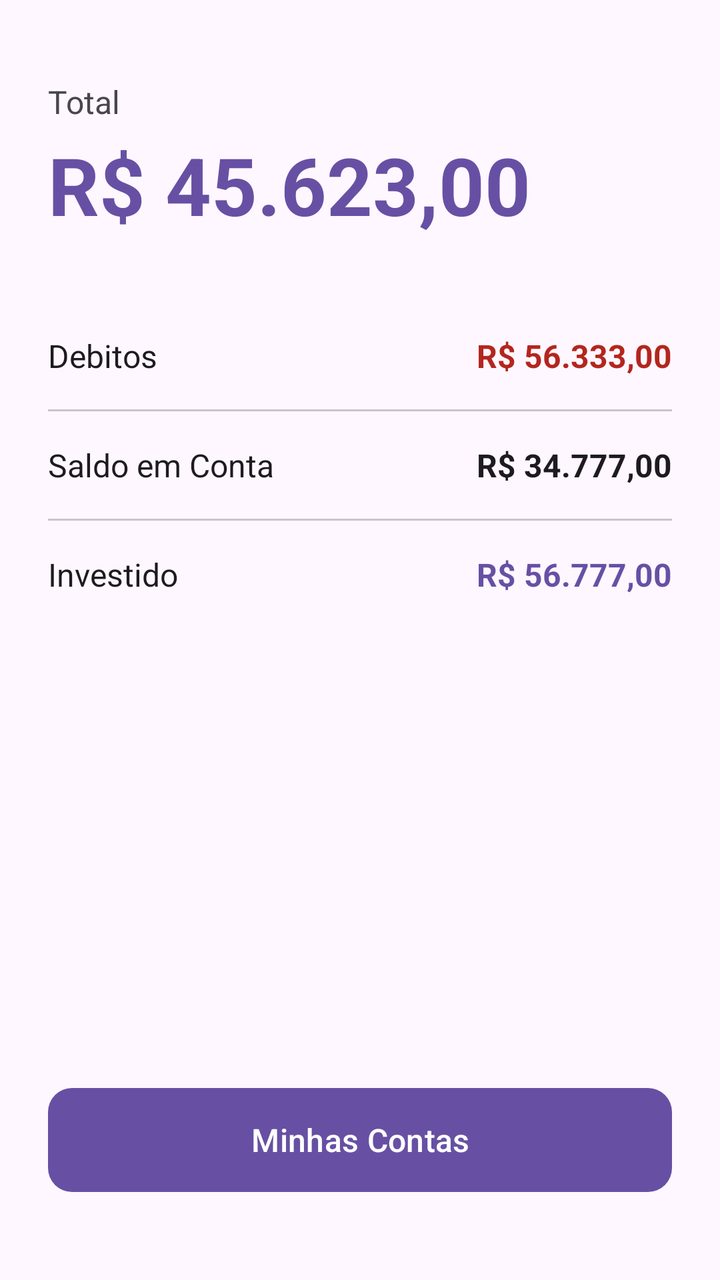
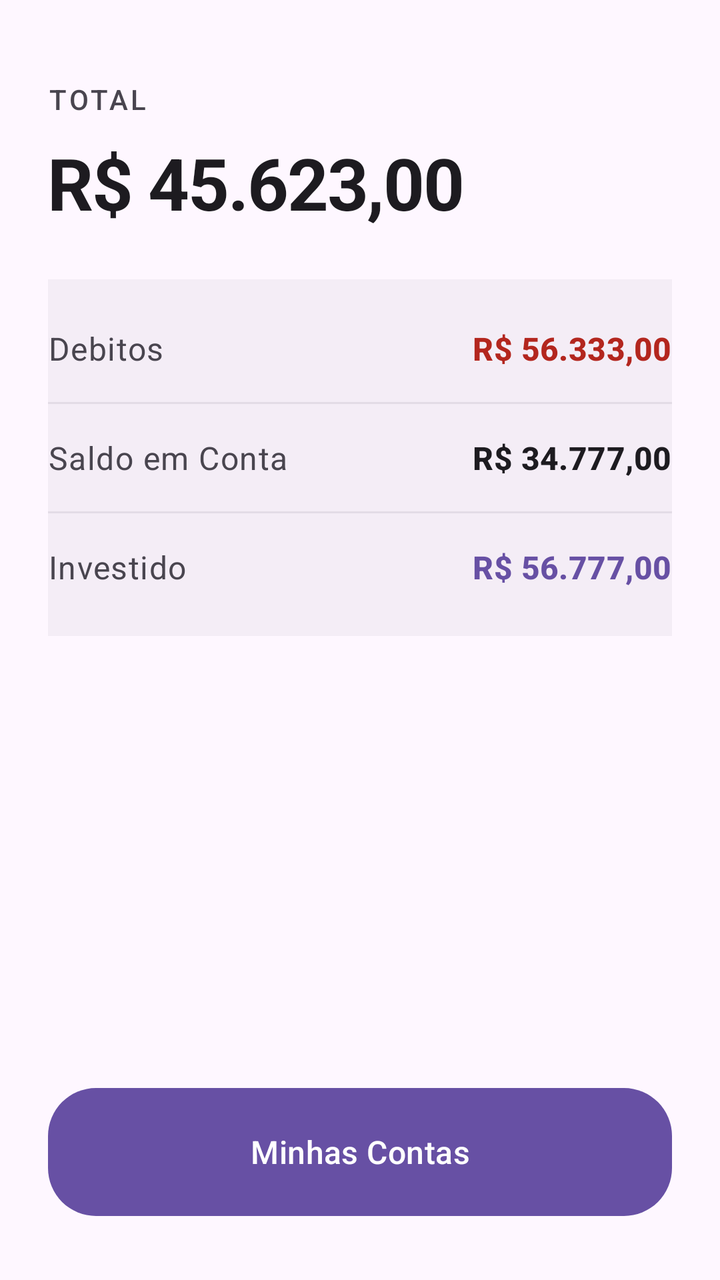

The first picture is an Android layout as it rendered before a commit; the second is the same layout after the commit. The layout source and the unified diff follow.
<!-- AndroidManifest.xml: application theme Theme.MeuControleFinaceiro -->
<!-- res/layout/fragment_home.xml -->
<?xml version="1.0" encoding="utf-8"?>
<androidx.constraintlayout.widget.ConstraintLayout xmlns:android="http://schemas.android.com/apk/res/android"
    xmlns:app="http://schemas.android.com/apk/res-auto"
    xmlns:tools="http://schemas.android.com/tools"
    android:layout_width="match_parent"
    android:layout_height="match_parent"
    android:background="?attr/colorSurface"
    android:padding="24dp"
    tools:context=".ui.home.HomeFragment">

    <TextView
        android:id="@+id/textView6"
        android:layout_width="wrap_content"
        android:layout_height="wrap_content"
        android:layout_marginTop="16dp"
        android:text="@string/saldoTotal"
        android:textColor="?attr/colorOnSurfaceVariant"
        android:textSize="16sp"
        app:layout_constraintStart_toStartOf="parent"
        app:layout_constraintTop_toTopOf="parent" />

    <TextView
        android:id="@+id/textTotal"
        android:layout_width="wrap_content"
        android:layout_height="wrap_content"
        android:layout_marginTop="4dp"
        android:text="R$ 45.623,00"
        android:textColor="?attr/colorPrimary"
        android:textSize="40sp"
        android:textStyle="bold"
        app:layout_constraintStart_toStartOf="parent"
        app:layout_constraintTop_toBottomOf="@+id/textView6" />

    <TextView
        android:id="@+id/textView9"
        android:layout_width="wrap_content"
        android:layout_height="wrap_content"
        android:layout_marginTop="48dp"
        android:text="@string/debitos"
        android:textColor="?attr/colorOnSurface"
        android:textSize="16sp"
        app:layout_constraintStart_toStartOf="parent"
        app:layout_constraintTop_toBottomOf="@+id/textTotal" />

    <TextView
        android:id="@+id/textDebitosTotal"
        android:layout_width="wrap_content"
        android:layout_height="wrap_content"
        android:text="R$ 56.333,00"
        android:textColor="?attr/colorError"
        android:textSize="16sp"
        android:textStyle="bold"
        app:layout_constraintBottom_toBottomOf="@+id/textView9"
        app:layout_constraintEnd_toEndOf="parent"
        app:layout_constraintTop_toTopOf="@+id/textView9" />

    <View
        android:id="@+id/divider1"
        android:layout_width="match_parent"
        android:layout_height="1dp"
        android:layout_marginTop="16dp"
        android:background="?attr/colorOutlineVariant"
        app:layout_constraintTop_toBottomOf="@+id/textView9" />

    <TextView
        android:id="@+id/textView11"
        android:layout_width="wrap_content"
        android:layout_height="wrap_content"
        android:layout_marginTop="16dp"
        android:text="@string/emConta"
        android:textColor="?attr/colorOnSurface"
        android:textSize="16sp"
        app:layout_constraintStart_toStartOf="parent"
        app:layout_constraintTop_toBottomOf="@+id/divider1" />

    <TextView
        android:id="@+id/textSaldoEmContaTotal"
        android:layout_width="wrap_content"
        android:layout_height="wrap_content"
        android:text="R$ 34.777,00"
        android:textColor="?attr/colorOnSurface"
        android:textSize="16sp"
        android:textStyle="bold"
        app:layout_constraintBottom_toBottomOf="@+id/textView11"
        app:layout_constraintEnd_toEndOf="parent"
        app:layout_constraintTop_toTopOf="@+id/textView11" />

    <View
        android:id="@+id/divider2"
        android:layout_width="match_parent"
        android:layout_height="1dp"
        android:layout_marginTop="16dp"
        android:background="?attr/colorOutlineVariant"
        app:layout_constraintTop_toBottomOf="@+id/textView11" />

    <TextView
        android:id="@+id/textView13"
        android:layout_width="wrap_content"
        android:layout_height="wrap_content"
        android:layout_marginTop="16dp"
        android:text="@string/app_investidoSaldo"
        android:textColor="?attr/colorOnSurface"
        android:textSize="16sp"
        app:layout_constraintStart_toStartOf="parent"
        app:layout_constraintTop_toBottomOf="@+id/divider2" />

    <TextView
        android:id="@+id/textSaldoTotalInvestido"
        android:layout_width="wrap_content"
        android:layout_height="wrap_content"
        android:text="R$ 56.777,00"
        android:textColor="?attr/colorPrimary"
        android:textSize="16sp"
        android:textStyle="bold"
        app:layout_constraintBottom_toBottomOf="@+id/textView13"
        app:layout_constraintEnd_toEndOf="parent"
        app:layout_constraintTop_toTopOf="@+id/textView13" />

    <Button
        android:id="@+id/btnContas"
        android:layout_width="0dp"
        android:layout_height="60dp"
        android:layout_marginBottom="16dp"
        android:text="@string/minhas_contas"
        android:textSize="16sp"
        app:cornerRadius="12dp"
        app:layout_constraintBottom_toBottomOf="parent"
        app:layout_constraintEnd_toEndOf="parent"
        app:layout_constraintStart_toStartOf="parent" />

</androidx.constraintlayout.widget.ConstraintLayout>
<!-- resources referenced by this layout -->
<resources>
  <string name="app_investidoSaldo">Investido</string>
  <string name="debitos">Debitos</string>
  <string name="emConta">Saldo em Conta</string>
  <string name="minhas_contas">Minhas Contas</string>
  <string name="saldoTotal">Total</string>
  <style name="Theme.MeuControleFinaceiro" parent="Base.Theme.MeuControleFinaceiro" />
  <style name="Base.Theme.MeuControleFinaceiro" parent="Theme.Material3.DayNight.NoActionBar">
          
  
  
      </style>
</resources>

<!-- the commit's change to res/layout/fragment_home.xml (unified diff, before → after) -->
@@ -8,14 +8,31 @@
     android:padding="24dp"
     tools:context=".ui.home.HomeFragment">
 
+    <View
+        android:layout_width="0dp"
+        android:layout_height="0dp"
+        android:background="@color/white"
+        android:backgroundTint="?attr/colorSurfaceContainerHighest"
+        android:alpha="0.4"
+        app:layout_constraintBottom_toBottomOf="@+id/textSaldoTotalInvestido"
+        app:layout_constraintEnd_toEndOf="parent"
+        app:layout_constraintStart_toStartOf="parent"
+        app:layout_constraintTop_toTopOf="@+id/textView9"
+        android:layout_marginTop="-24dp"
+        android:layout_marginBottom="-24dp"
+        android:layout_marginStart="-16dp"
+        android:layout_marginEnd="-16dp" />
+
     <TextView
         android:id="@+id/textView6"
         android:layout_width="wrap_content"
         android:layout_height="wrap_content"
         android:layout_marginTop="16dp"
         android:text="@string/saldoTotal"
+        android:textAppearance="?attr/textAppearanceLabelLarge"
         android:textColor="?attr/colorOnSurfaceVariant"
-        android:textSize="16sp"
+        android:textAllCaps="true"
+        android:letterSpacing="0.1"
         app:layout_constraintStart_toStartOf="parent"
         app:layout_constraintTop_toTopOf="parent" />
 
@@ -23,11 +40,12 @@
         android:id="@+id/textTotal"
         android:layout_width="wrap_content"
         android:layout_height="wrap_content"
-        android:layout_marginTop="4dp"
+        android:layout_marginTop="8dp"
         android:text="R$ 45.623,00"
-        android:textColor="?attr/colorPrimary"
-        android:textSize="40sp"
+        android:textAppearance="?attr/textAppearanceDisplaySmall"
+        android:textColor="?attr/colorOnSurface"
         android:textStyle="bold"
+        android:letterSpacing="-0.02"
         app:layout_constraintStart_toStartOf="parent"
         app:layout_constraintTop_toBottomOf="@+id/textView6" />
 
@@ -37,9 +55,9 @@
         android:layout_height="wrap_content"
         android:layout_marginTop="48dp"
         android:text="@string/debitos"
-        android:textColor="?attr/colorOnSurface"
-        android:textSize="16sp"
-        app:layout_constraintStart_toStartOf="parent"
+        android:textAppearance="?attr/textAppearanceBodyLarge"
+        android:textColor="?attr/colorOnSurfaceVariant"
+        app:layout_constraintStart_toStartOf="@+id/textView6"
         app:layout_constraintTop_toBottomOf="@+id/textTotal" />
 
     <TextView
@@ -47,8 +65,8 @@
         android:layout_width="wrap_content"
         android:layout_height="wrap_content"
         android:text="R$ 56.333,00"
+        android:textAppearance="?attr/textAppearanceTitleMedium"
         android:textColor="?attr/colorError"
-        android:textSize="16sp"
         android:textStyle="bold"
         app:layout_constraintBottom_toBottomOf="@+id/textView9"
         app:layout_constraintEnd_toEndOf="parent"
@@ -56,11 +74,15 @@
 
     <View
         android:id="@+id/divider1"
-        android:layout_width="match_parent"
+        android:layout_width="0dp"
         android:layout_height="1dp"
         android:layout_marginTop="16dp"
         android:background="?attr/colorOutlineVariant"
-        app:layout_constraintTop_toBottomOf="@+id/textView9" />
+        android:alpha="0.4"
+        app:layout_constraintEnd_toEndOf="parent"
+        app:layout_constraintStart_toStartOf="parent"
+        app:layout_constraintTop_toBottomOf="@+id/textView9"
+        tools:layout_editor_absoluteX="24dp" />
 
     <TextView
         android:id="@+id/textView11"
@@ -68,9 +90,9 @@
         android:layout_height="wrap_content"
         android:layout_marginTop="16dp"
         android:text="@string/emConta"
-        android:textColor="?attr/colorOnSurface"
-        android:textSize="16sp"
-        app:layout_constraintStart_toStartOf="parent"
+        android:textAppearance="?attr/textAppearanceBodyLarge"
+        android:textColor="?attr/colorOnSurfaceVariant"
+        app:layout_constraintStart_toStartOf="@+id/textView6"
         app:layout_constraintTop_toBottomOf="@+id/divider1" />
 
     <TextView
@@ -78,8 +100,8 @@
         android:layout_width="wrap_content"
         android:layout_height="wrap_content"
         android:text="R$ 34.777,00"
+        android:textAppearance="?attr/textAppearanceTitleMedium"
         android:textColor="?attr/colorOnSurface"
-        android:textSize="16sp"
         android:textStyle="bold"
         app:layout_constraintBottom_toBottomOf="@+id/textView11"
         app:layout_constraintEnd_toEndOf="parent"
@@ -87,11 +109,15 @@
 
     <View
         android:id="@+id/divider2"
-        android:layout_width="match_parent"
+        android:layout_width="0dp"
         android:layout_height="1dp"
         android:layout_marginTop="16dp"
         android:background="?attr/colorOutlineVariant"
-        app:layout_constraintTop_toBottomOf="@+id/textView11" />
+        android:alpha="0.4"
+        app:layout_constraintEnd_toEndOf="parent"
+        app:layout_constraintStart_toStartOf="parent"
+        app:layout_constraintTop_toBottomOf="@+id/textView11"
+        tools:layout_editor_absoluteX="24dp" />
 
     <TextView
         android:id="@+id/textView13"
@@ -99,9 +125,9 @@
         android:layout_height="wrap_content"
         android:layout_marginTop="16dp"
         android:text="@string/app_investidoSaldo"
-        android:textColor="?attr/colorOnSurface"
-        android:textSize="16sp"
-        app:layout_constraintStart_toStartOf="parent"
+        android:textAppearance="?attr/textAppearanceBodyLarge"
+        android:textColor="?attr/colorOnSurfaceVariant"
+        app:layout_constraintStart_toStartOf="@+id/textView6"
         app:layout_constraintTop_toBottomOf="@+id/divider2" />
 
     <TextView
@@ -109,21 +135,24 @@
         android:layout_width="wrap_content"
         android:layout_height="wrap_content"
         android:text="R$ 56.777,00"
+        android:textAppearance="?attr/textAppearanceTitleMedium"
         android:textColor="?attr/colorPrimary"
-        android:textSize="16sp"
         android:textStyle="bold"
         app:layout_constraintBottom_toBottomOf="@+id/textView13"
         app:layout_constraintEnd_toEndOf="parent"
         app:layout_constraintTop_toTopOf="@+id/textView13" />
 
-    <Button
+    <com.google.android.material.button.MaterialButton
         android:id="@+id/btnContas"
+        style="@style/Widget.Material3.Button"
         android:layout_width="0dp"
-        android:layout_height="60dp"
-        android:layout_marginBottom="16dp"
+        android:layout_height="64dp"
+        android:layout_marginBottom="8dp"
         android:text="@string/minhas_contas"
-        android:textSize="16sp"
-        app:cornerRadius="12dp"
+        android:textAppearance="?attr/textAppearanceTitleMedium"
+        app:cornerRadius="24dp"
+        android:insetBottom="0dp"
+        android:insetTop="0dp"
         app:layout_constraintBottom_toBottomOf="parent"
         app:layout_constraintEnd_toEndOf="parent"
         app:layout_constraintStart_toStartOf="parent" />
<!-- resource entries referenced after the edit -->
@@ -1,5 +1,6 @@
 <!-- resources referenced by this layout -->
 <resources>
+  <color name="white">#FFFFFFFF</color>
   <string name="app_investidoSaldo">Investido</string>
   <string name="debitos">Debitos</string>
   <string name="emConta">Saldo em Conta</string>
